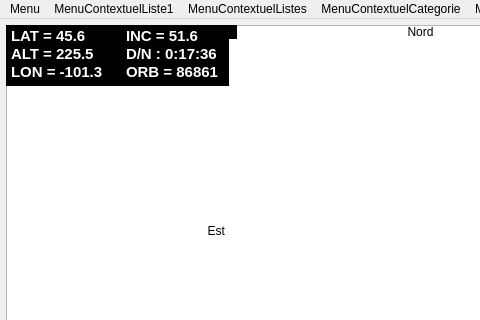
Old version of the form previsat.ui in the repository mconsidine/previsat_archive; both pictures show x 0 to 480 and y 0 to 320 of the 1068 by 690 pixel window.
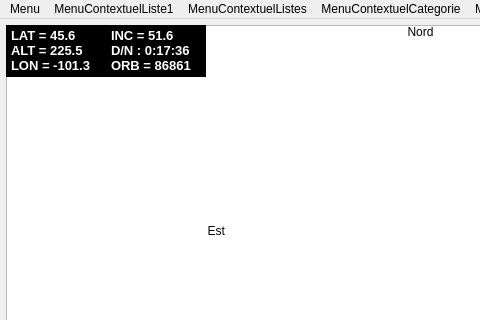
New version of the form. The open tabs and pages were chosen to show the change. Icons and pictures are not drawn.

```diff
--- a/previsat.ui
+++ b/previsat.ui
@@ -770,8 +770,8 @@
            <rect>
             <x>6</x>
             <y>6</y>
-            <width>231</width>
-            <height>61</height>
+            <width>200</width>
+            <height>52</height>
            </rect>
           </property>
           <property name="palette">
@@ -1212,7 +1212,7 @@
            </property>
            <property name="font">
             <font>
-             <pointsize>11</pointsize>
+             <pointsize>10</pointsize>
              <weight>75</weight>
              <bold>true</bold>
             </font>
@@ -1228,14 +1228,14 @@
            <property name="geometry">
             <rect>
              <x>5</x>
-             <y>18</y>
+             <y>15</y>
              <width>111</width>
              <height>21</height>
             </rect>
            </property>
            <property name="font">
             <font>
-             <pointsize>11</pointsize>
+             <pointsize>10</pointsize>
              <weight>75</weight>
              <bold>true</bold>
             </font>
@@ -1251,14 +1251,14 @@
            <property name="geometry">
             <rect>
              <x>5</x>
-             <y>36</y>
+             <y>30</y>
              <width>111</width>
              <height>21</height>
             </rect>
            </property>
            <property name="font">
             <font>
-             <pointsize>11</pointsize>
+             <pointsize>10</pointsize>
              <weight>75</weight>
              <bold>true</bold>
             </font>
@@ -1273,7 +1273,7 @@
           <widget class="QLabel" name="inclinaisonISS">
            <property name="geometry">
             <rect>
-             <x>120</x>
+             <x>105</x>
              <y>0</y>
              <width>101</width>
              <height>21</height>
@@ -1281,7 +1281,7 @@
            </property>
            <property name="font">
             <font>
-             <pointsize>11</pointsize>
+             <pointsize>10</pointsize>
              <weight>75</weight>
              <bold>true</bold>
             </font>
@@ -1296,15 +1296,15 @@
           <widget class="QLabel" name="nextTransitionISS">
            <property name="geometry">
             <rect>
-             <x>120</x>
-             <y>18</y>
+             <x>105</x>
+             <y>15</y>
              <width>111</width>
              <height>21</height>
             </rect>
            </property>
            <property name="font">
             <font>
-             <pointsize>11</pointsize>
+             <pointsize>10</pointsize>
              <weight>75</weight>
              <bold>true</bold>
             </font>
@@ -1319,15 +1319,15 @@
           <widget class="QLabel" name="orbiteISS">
            <property name="geometry">
             <rect>
-             <x>120</x>
-             <y>36</y>
+             <x>105</x>
+             <y>30</y>
              <width>111</width>
              <height>21</height>
             </rect>
            </property>
            <property name="font">
             <font>
-             <pointsize>11</pointsize>
+             <pointsize>10</pointsize>
              <weight>75</weight>
              <bold>true</bold>
             </font>
```
Left out of the diff: 2 changed lines with no effect on the pictures.
